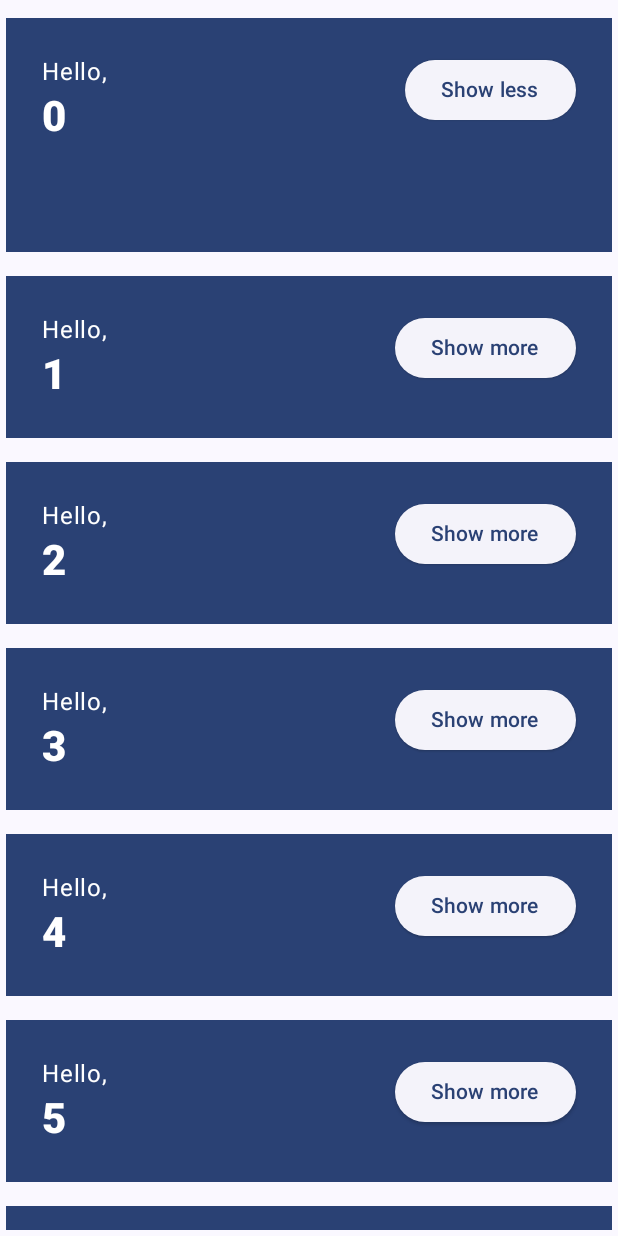
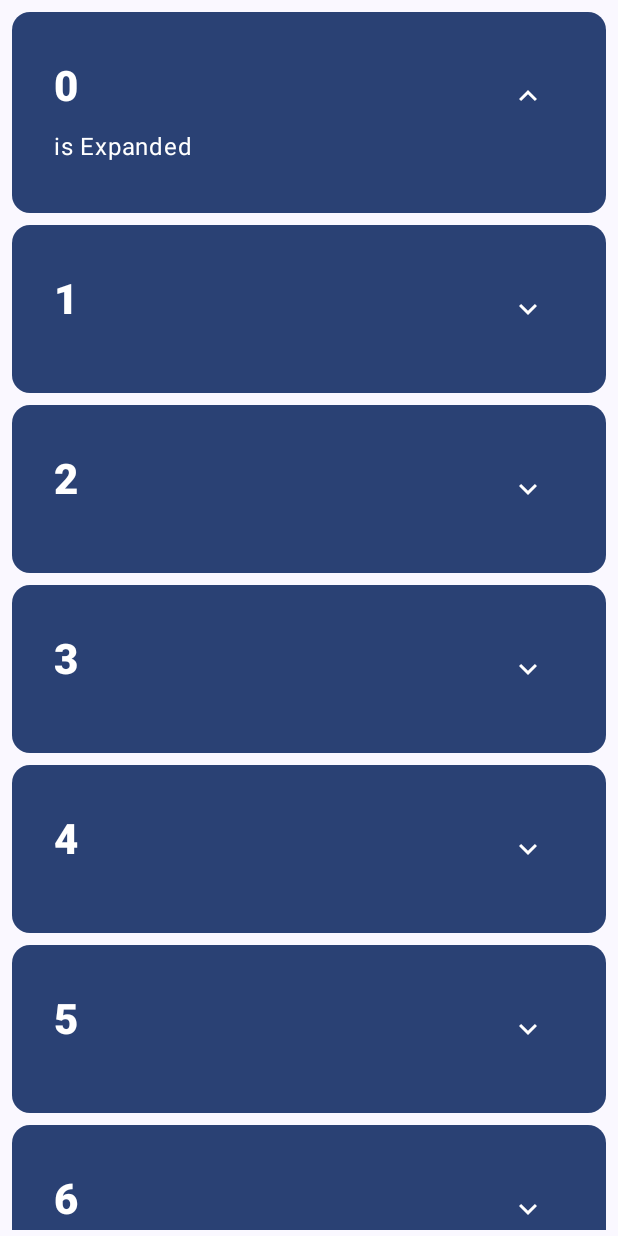
Before and after one commit to OhGyong/Jetpack-Compose-Android, an Android app built with Jetpack Compose: the screen it shows after launch (MainActivity), after a tap on "Show more", on a phone screen of 412 x 824 dp. Run offline under Robolectric (Android 15) with nearby library versions, the phone set to English and light mode, and no system bars; 1 other tap on this screen came first.

Commit message:
PATHWAY 1- BasicsCodelab 13

```diff
--- a/PATHWAY 1- Compose essentials/BasicsCodelab/app/build.gradle
+++ b/PATHWAY 1- Compose essentials/BasicsCodelab/app/build.gradle
@@ -54,6 +54,7 @@ dependencies {
     implementation "androidx.compose.ui:ui:$compose_version"
     implementation "androidx.compose.ui:ui-tooling-preview:$compose_version"
     implementation 'androidx.compose.material3:material3:1.0.0-alpha11'
+    implementation "androidx.compose.material:material-icons-extended:$compose_version"
     testImplementation 'junit:junit:4.13.2'
     androidTestImplementation 'androidx.test.ext:junit:1.1.5'
     androidTestImplementation 'androidx.test.espresso:espresso-core:3.5.1'
--- a/PATHWAY 1- Compose essentials/BasicsCodelab/app/src/main/java/com/study/basicscodelab/MainActivity.kt
+++ b/PATHWAY 1- Compose essentials/BasicsCodelab/app/src/main/java/com/study/basicscodelab/MainActivity.kt
@@ -4,17 +4,22 @@ import android.content.res.Configuration.UI_MODE_NIGHT_YES
 import android.os.Bundle
 import androidx.activity.ComponentActivity
 import androidx.activity.compose.setContent
+import androidx.compose.animation.animateContentSize
 import androidx.compose.animation.core.Spring
 import androidx.compose.animation.core.animateDpAsState
 import androidx.compose.animation.core.spring
 import androidx.compose.foundation.layout.*
 import androidx.compose.foundation.lazy.LazyColumn
 import androidx.compose.foundation.lazy.items
+import androidx.compose.material.icons.Icons.Filled
+import androidx.compose.material.icons.filled.ExpandLess
+import androidx.compose.material.icons.filled.ExpandMore
 import androidx.compose.material3.*
 import androidx.compose.runtime.*
 import androidx.compose.runtime.saveable.rememberSaveable
 import androidx.compose.ui.Alignment
 import androidx.compose.ui.Modifier
+import androidx.compose.ui.res.stringResource
 import androidx.compose.ui.text.font.FontWeight
 import androidx.compose.ui.tooling.preview.Preview
 import androidx.compose.ui.unit.coerceAtLeast
@@ -69,7 +74,7 @@ private fun Greetings(
 ) {
     LazyColumn(modifier = modifier.padding(vertical = 4.dp)) {
         items(items = names){ name->
-            Greeting(name)
+            CardBody(name)
         }
     }
 }
@@ -82,33 +87,53 @@ private fun GreetingsPreview() {
     }
 }
 
+@OptIn(ExperimentalMaterial3Api::class)
+@Composable
+fun CardBody(name: String) {
+    Card(
+        colors = CardDefaults.cardColors(
+            containerColor = MaterialTheme.colorScheme.primary
+        ),
+        modifier = Modifier.padding(vertical = 4.dp, horizontal = 8.dp)
+    ){
+        Greeting(name)
+    }
+}
+
 @Composable
 fun Greeting(name: String) {
     var expanded by remember {mutableStateOf(false)}
-    val extraPadding by animateDpAsState(
-        if(expanded) 48.dp else 0.dp,
-        animationSpec = spring(
-            dampingRatio = Spring.DampingRatioHighBouncy,
-            stiffness = Spring.StiffnessLow
-        )
-    )
 
     Surface(color = MaterialTheme.colorScheme.primary, modifier = Modifier.padding(4.dp, 8.dp)) {
-        Row(modifier = Modifier.padding(24.dp)) {
+        Row(
+            modifier = Modifier
+                .padding(24.dp)
+                .animateContentSize(
+                    animationSpec = spring(
+                        dampingRatio = Spring.DampingRatioMediumBouncy,
+                        stiffness = Spring.StiffnessLow
+                    )
+                )
+        ) {
             Column(
                 modifier = Modifier
                     .weight(1f)
-                    .padding(bottom = extraPadding.coerceAtLeast(0.dp))
             ) {
-                Text(text = "Hello, ")
                 Text(text = name, style = MaterialTheme.typography.headlineMedium.copy(
                     fontWeight = FontWeight.ExtraBold
                 ))
+                if(expanded) {
+                    Text(modifier = Modifier.padding(top = 10.dp), text = stringResource(id = R.string.expanded_content))
+                }
             }
-            ElevatedButton(onClick = {
-                expanded = !expanded
-            }) {
-                Text(if (expanded) "Show less" else "Show more")
+            IconButton(onClick = { expanded = !expanded }) {
+                Icon(
+                    imageVector = if(expanded) Filled.ExpandLess else Filled.ExpandMore,
+                    contentDescription = if(expanded){
+                        stringResource(id = R.string.show_less)
+                    } else {
+                        stringResource(id = R.string.show_more)
+                    })
             }
         }
     }
--- a/PATHWAY 1- Compose essentials/BasicsCodelab/app/src/main/res/values/strings.xml
+++ b/PATHWAY 1- Compose essentials/BasicsCodelab/app/src/main/res/values/strings.xml
@@ -1,3 +1,7 @@
 <resources>
     <string name="app_name">Basics Codelab</string>
+
+    <string name="show_less">Show less</string>
+    <string name="show_more">Show more</string>
+    <string name="expanded_content">is Expanded</string>
 </resources>
```
Also changed, not shown: 1 other file.
